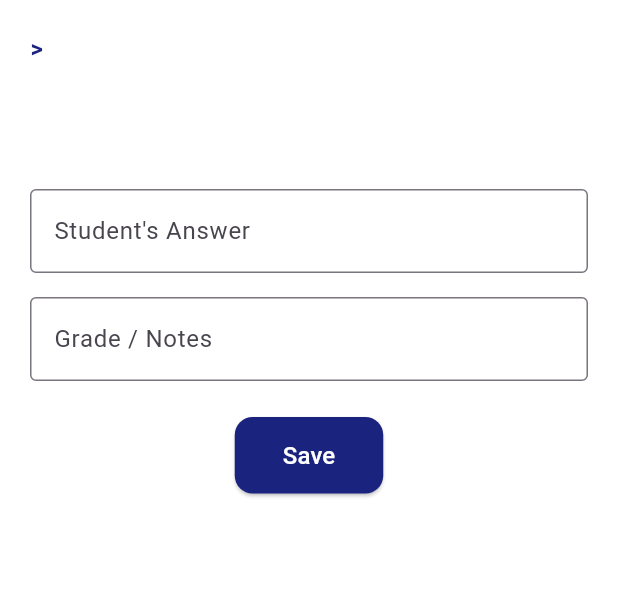
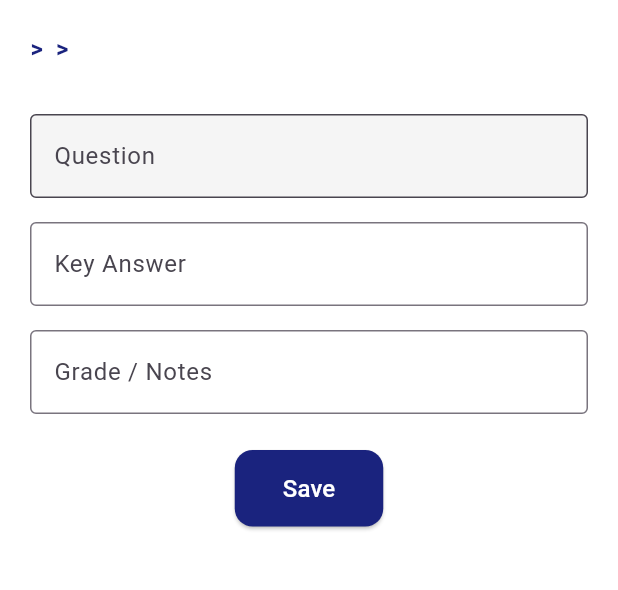
Before and after one commit to yazeed-zakarneh/Markly-App, a Flutter app: the QuestionDetailScreen screen opened directly with empty values, on a phone screen of 412 x 824 dp, the part 72-662 px from its top. Run offline on Flutter 3.47's test engine with Material 3 defaults, Android fonts, the phone set to English and light mode, and no system bars; our stand-ins replace cloud_firestore, firebase_auth, firebase_core, firebase_storage, google_sign_in, image_picker; accounts and stored records are empty.

```diff
--- a/lib/screens/question_detail_screen.dart
+++ b/lib/screens/question_detail_screen.dart
@@ -7,7 +7,7 @@ class QuestionDetailScreen extends StatefulWidget {
   final String classId;
   final String examId;
   final String questionId;
-  final String questionName; // This is the "Q#) ... ?" text
+  final String questionName; // This is now the simple name like "Q1"
   final String className;
   final String examTitle;
 
@@ -26,7 +26,8 @@ class QuestionDetailScreen extends StatefulWidget {
 }
 
 class _QuestionDetailScreenState extends State<QuestionDetailScreen> {
-  // We only need controllers and loading/saving state. No more OCR state.
+  // New controllers for clarity
+  final TextEditingController _questionController = TextEditingController();
   final TextEditingController _answerController = TextEditingController();
   final TextEditingController _gradeController = TextEditingController();
   bool _isSaving = false;
@@ -40,12 +41,13 @@ class _QuestionDetailScreenState extends State<QuestionDetailScreen> {
 
   @override
   void dispose() {
+    _questionController.dispose();
     _answerController.dispose();
     _gradeController.dispose();
     super.dispose();
   }
 
-  /// Loads the saved answer and grade from Firestore.
+  /// Loads the full question, answer, and grade from Firestore.
   Future<void> _loadInitialData() async {
     try {
       final userId = FirebaseAuth.instance.currentUser!.uid;
@@ -56,9 +58,10 @@ class _QuestionDetailScreenState extends State<QuestionDetailScreen> {
 
       if (docSnapshot.exists && mounted) {
         final data = docSnapshot.data();
-        // 'text1' holds the answer, 'text2' holds the grade/notes.
-        _answerController.text = data?['text1'] ?? '';
-        _gradeController.text = data?['text2'] ?? '';
+        // Load data from the correct fields
+        _questionController.text = data?['fullQuestion'] ?? 'Question not found.';
+        _answerController.text = data?['text1'] ?? ''; // text1 is the answer
+        _gradeController.text = data?['text2'] ?? ''; // text2 is the grade
       }
     } catch (e) {
       if (mounted) {
@@ -73,7 +76,7 @@ class _QuestionDetailScreenState extends State<QuestionDetailScreen> {
     }
   }
 
-  /// Saves any changes to the answer or grade.
+  /// Saves only the editable fields: answer and grade.
   Future<void> _saveData() async {
     setState(() => _isSaving = true);
     final userId = FirebaseAuth.instance.currentUser!.uid;
@@ -82,6 +85,7 @@ class _QuestionDetailScreenState extends State<QuestionDetailScreen> {
           .collection('users').doc(userId).collection('classes')
           .doc(widget.classId).collection('exams').doc(widget.examId)
           .collection('questions').doc(widget.questionId).update({
+        // Only save the fields that can be changed on this screen
         'text1': _answerController.text,
         'text2': _gradeController.text,
         'updatedAt': FieldValue.serverTimestamp(),
@@ -109,7 +113,6 @@ class _QuestionDetailScreenState extends State<QuestionDetailScreen> {
       backgroundColor: Colors.white,
       drawer: CustomDrawer(onClose: () => Navigator.pop(context)),
       appBar: AppBar(
-        // ... your AppBar code is fine ...
         backgroundColor: Colors.white,
         elevation: 0,
         automaticallyImplyLeading: false,
@@ -130,6 +133,7 @@ class _QuestionDetailScreenState extends State<QuestionDetailScreen> {
             ),
           ],
         ),
+        // The AppBar now shows the simple question name like "Q1"
         bottom: PreferredSize(
           preferredSize: const Size.fromHeight(48),
           child: Padding(
@@ -137,7 +141,7 @@ class _QuestionDetailScreenState extends State<QuestionDetailScreen> {
             child: Align(
               alignment: Alignment.centerLeft,
               child: Text(
-                '${widget.className} > ${widget.examTitle}',
+                '${widget.className} > ${widget.examTitle} > ${widget.questionName}',
                 style: const TextStyle(
                   fontWeight: FontWeight.bold,
                   color: Color(0xFF1A237E),
@@ -156,29 +160,35 @@ class _QuestionDetailScreenState extends State<QuestionDetailScreen> {
         child: Column(
           crossAxisAlignment: CrossAxisAlignment.start,
           children: [
-            // Display the question text clearly.
-            Text(
-              widget.questionName,
-              style: const TextStyle(
-                  fontSize: 18,
-                  fontWeight: FontWeight.bold,
-                  color: Colors.black87
+            // --- NEW UI STRUCTURE ---
+            // Read-only text field for the full question.
+            TextField(
+              controller: _questionController,
+              readOnly: true,
+              decoration: const InputDecoration(
+                labelText: "Question",
+                border: OutlineInputBorder(),
+                fillColor: Color(0xFFF5F5F5),
+                filled: true,
               ),
-            ),
-            const SizedBox(height: 24),
-
-            // Text field for the student's answer.
-            TextField(
-              controller: _answerController,
-              decoration: const InputDecoration(
-                labelText: "Student's Answer",
-                border: OutlineInputBorder(),
-              ),
-              maxLines: null, // Allows multiline
+              style: const TextStyle(fontWeight: FontWeight.bold),
+              maxLines: null,
             ),
             const SizedBox(height: 16),
 
-            // Text field for your grade or notes.
+            // Editable text field for the student's answer.
+            TextField(
+              readOnly: true,
+              controller: _answerController,
+              decoration: const InputDecoration(
+                labelText: "Key Answer",
+                border: OutlineInputBorder(),
+              ),
+              maxLines: null,
+            ),
+            const SizedBox(height: 16),
+
+            // Editable text field for your grade or notes.
             TextField(
               controller: _gradeController,
               decoration: const InputDecoration(
@@ -189,7 +199,6 @@ class _QuestionDetailScreenState extends State<QuestionDetailScreen> {
             ),
             const SizedBox(height: 24),
 
-            // Center the save button
             Center(
               child: ElevatedButton(
                 onPressed: _isSaving ? null : _saveData,
```
Also changed, not shown: lib/screens/student_screen.dart (+189 -136 lines), lib/tabs/questions_tab.dart (+21 -9 lines), 1 other file.
